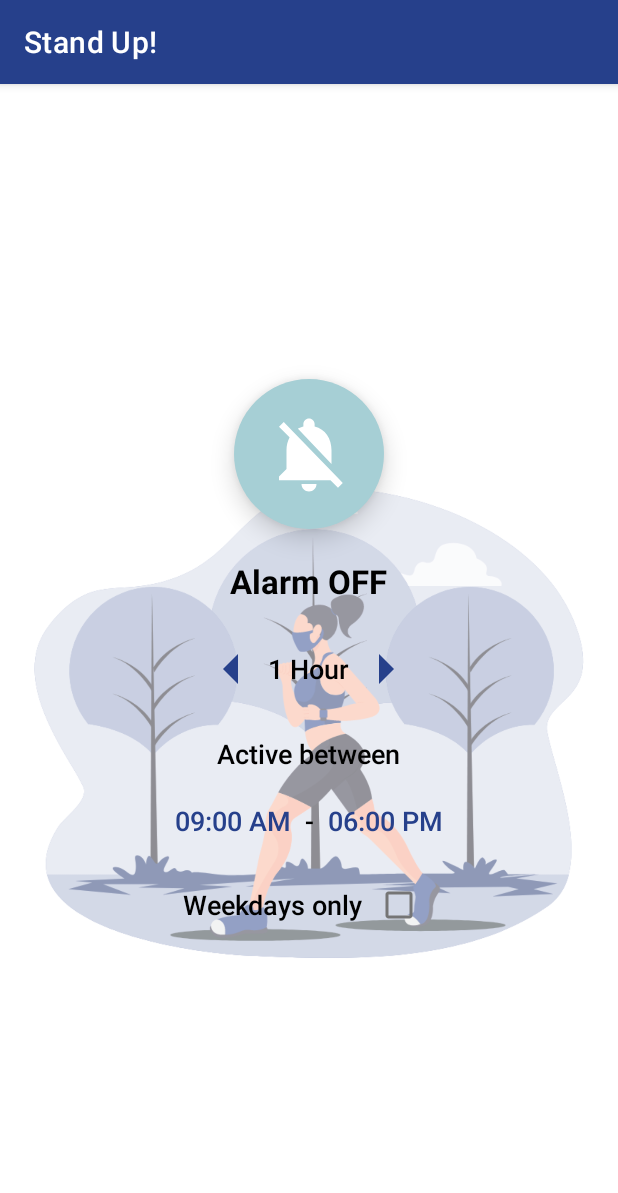
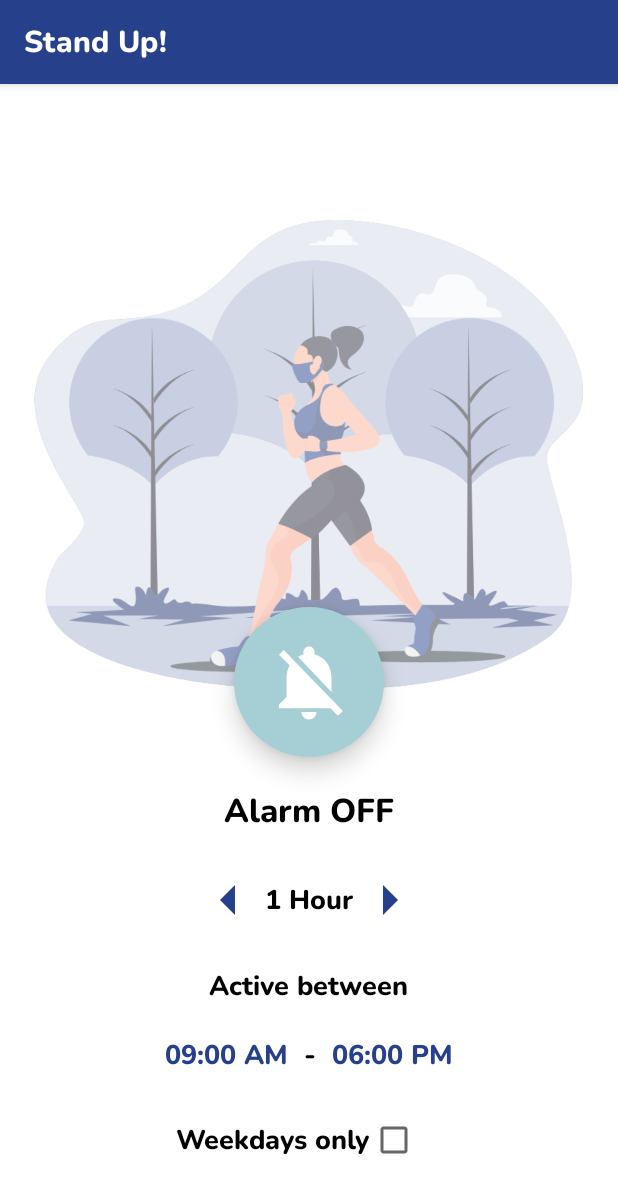
Before and after one commit to thpir/Stand-Up-App, an Android app: the screen it shows after launch (MainActivity), on a phone screen of 412 x 824 dp. Shown: the top 1193 px of the screen. Run offline under Robolectric (Android 15) with nearby library versions, the phone set to English and light mode, and no system bars.

Commit message:
updated to material 3, changed font and layout

```diff
--- a/app/build.gradle
+++ b/app/build.gradle
@@ -30,10 +30,10 @@ android {
 
 dependencies {
 
-    implementation 'androidx.appcompat:appcompat:1.5.1'
-    implementation 'com.google.android.material:material:1.7.0'
+    implementation 'androidx.appcompat:appcompat:1.6.1'
+    implementation 'com.google.android.material:material:1.8.0'
     implementation 'androidx.constraintlayout:constraintlayout:2.1.4'
     testImplementation 'junit:junit:4.13.2'
-    androidTestImplementation 'androidx.test.ext:junit:1.1.4'
-    androidTestImplementation 'androidx.test.espresso:espresso-core:3.5.0'
+    androidTestImplementation 'androidx.test.ext:junit:1.1.5'
+    androidTestImplementation 'androidx.test.espresso:espresso-core:3.5.1'
 }
--- a/app/src/main/res/layout/activity_main.xml
+++ b/app/src/main/res/layout/activity_main.xml
@@ -6,33 +6,40 @@
     android:gravity="center_horizontal"
     tools:context=".MainActivity">
 
-    <ImageView android:layout_width="fill_parent"
+    <androidx.appcompat.widget.AppCompatImageView
+        android:layout_width="fill_parent"
         android:layout_height="wrap_content"
-        android:scaleType="fitCenter"
+        android:scaleType="fitStart"
         android:src="@drawable/woman_running"
         android:id="@+id/imageView_background"
         android:layout_alignParentBottom="true"/>
 
-    <LinearLayout
+    <RelativeLayout
         android:layout_width="match_parent"
         android:layout_height="match_parent"
+        android:background="#80ffffff">
+
+        <androidx.appcompat.widget.LinearLayoutCompat
+            android:layout_width="match_parent"
+            android:layout_height="wrap_content"
             android:layout_margin="20dp"
+            android:paddingBottom="20dp"
             android:layout_centerHorizontal="true"
-        android:layout_centerVertical="true"
-        android:gravity="center"
-        android:background="#80ffffff"
+            android:gravity="center_horizontal"
+            android:layout_alignParentBottom="true"
             android:orientation="vertical">
 
-        <ImageButton
+            <androidx.appcompat.widget.AppCompatImageButton
                 android:id="@+id/imageButtonAlarm"
                 android:layout_width="100dp"
                 android:layout_height="100dp"
+                android:layout_marginTop="20dp"
                 android:background="@drawable/round_button_blue"
                 android:src="@drawable/ic_notifications_active"
                 android:elevation="10dp"
                 android:contentDescription="@string/image_button_description" />
 
-        <TextView
+            <androidx.appcompat.widget.AppCompatTextView
                 android:id="@+id/textViewAlarm"
                 android:layout_width="wrap_content"
                 android:layout_height="wrap_content"
@@ -42,98 +49,106 @@
                 android:textStyle="bold"
                 android:textColor="@color/black"/>
 
-        <LinearLayout
+            <androidx.appcompat.widget.LinearLayoutCompat
                 android:layout_width="wrap_content"
                 android:layout_height="wrap_content"
                 android:layout_marginTop="20dp"
                 android:orientation="horizontal"
                 android:gravity="center_vertical">
 
-            <ImageView
+                <androidx.appcompat.widget.AppCompatImageView
                     android:id="@+id/imageViewToggleLeft"
                     android:layout_width="wrap_content"
                     android:layout_height="wrap_content"
                     android:src="@drawable/ic_arrow_left"
                     android:contentDescription="@string/toggle_button_left_text"/>
 
-            <TextView
+                <androidx.appcompat.widget.AppCompatTextView
                     android:id="@+id/textViewInterval"
                     android:layout_width="wrap_content"
                     android:layout_height="wrap_content"
                     android:text="@string/interval_15_minutes"
                     android:textColor="@color/black"
+                    android:textStyle="bold"
                     android:textAppearance="@android:style/TextAppearance.DeviceDefault.Medium"/>
 
-            <ImageView
+                <androidx.appcompat.widget.AppCompatImageView
                     android:id="@+id/imageViewToggleRight"
                     android:layout_width="wrap_content"
                     android:layout_height="wrap_content"
                     android:src="@drawable/ic_arrow_right"
                     android:contentDescription="@string/toggle_button_right_text"/>
 
-        </LinearLayout>
+            </androidx.appcompat.widget.LinearLayoutCompat>
 
-        <TextView
+            <androidx.appcompat.widget.AppCompatTextView
                 android:layout_width="wrap_content"
                 android:layout_height="wrap_content"
                 android:layout_marginTop="20dp"
                 android:text="@string/textview_active_between_text"
                 android:textColor="@color/black"
+                android:textStyle="bold"
                 android:textAppearance="@android:style/TextAppearance.DeviceDefault.Medium"/>
 
-        <LinearLayout
+            <androidx.appcompat.widget.LinearLayoutCompat
                 android:layout_width="wrap_content"
                 android:layout_height="wrap_content"
                 android:layout_marginTop="20dp"
                 android:orientation="horizontal"
                 android:gravity="center_vertical">
 
-            <TextView
+                <androidx.appcompat.widget.AppCompatTextView
                     android:id="@+id/textViewFromTime"
                     android:layout_width="wrap_content"
                     android:layout_height="wrap_content"
                     android:text="@string/start_hour"
+                    android:textStyle="bold"
                     android:textColor="@color/app_color_main"
                     android:textAppearance="@android:style/TextAppearance.DeviceDefault.Medium"/>
 
-            <TextView
+                <androidx.appcompat.widget.AppCompatTextView
                     android:layout_width="wrap_content"
                     android:layout_height="wrap_content"
                     android:text="@string/space_between_hours"
+                    android:textStyle="bold"
                     android:textColor="@color/black"
                     android:textAppearance="@android:style/TextAppearance.DeviceDefault.Medium"/>
 
-            <TextView
+                <androidx.appcompat.widget.AppCompatTextView
                     android:id="@+id/textViewUntilTime"
                     android:layout_width="wrap_content"
                     android:layout_height="wrap_content"
                     android:text="@string/stop_hour"
+                    android:textStyle="bold"
                     android:textColor="@color/app_color_main"
                     android:textAppearance="@android:style/TextAppearance.DeviceDefault.Medium"/>
 
-        </LinearLayout>
+            </androidx.appcompat.widget.LinearLayoutCompat>
 
-        <LinearLayout
+            <androidx.appcompat.widget.LinearLayoutCompat
                 android:layout_width="wrap_content"
                 android:layout_height="wrap_content"
                 android:layout_marginTop="20dp"
                 android:orientation="horizontal"
                 android:gravity="center_vertical">
 
-            <TextView
+                <androidx.appcompat.widget.AppCompatTextView
                     android:layout_width="wrap_content"
                     android:layout_height="wrap_content"
                     android:text="@string/textview_weekdays_only_text"
                     android:textColor="@color/black"
+                    android:textStyle="bold"
                     android:textAppearance="@android:style/TextAppearance.DeviceDefault.Medium"/>
 
-            <CheckBox
+                <androidx.appcompat.widget.AppCompatCheckBox
                     android:id="@+id/checkBoxWeekdays"
                     android:layout_width="wrap_content"
                     android:layout_height="wrap_content"/>
 
-        </LinearLayout>
+            </androidx.appcompat.widget.LinearLayoutCompat>
 
-    </LinearLayout>
+        </androidx.appcompat.widget.LinearLayoutCompat>
 
     </RelativeLayout>
+
+</RelativeLayout>
--- a/app/src/main/res/values-night/themes.xml
+++ /dev/null
@@ -1,16 +0,0 @@
-<resources xmlns:tools="http://schemas.android.com/tools">
-    <!-- Base application theme. -->
-    <style name="Theme.StandUp" parent="Theme.MaterialComponents.DayNight.DarkActionBar">
-        <!-- Primary brand color. -->
-        <item name="colorPrimary">@color/purple_200</item>
-        <item name="colorPrimaryVariant">@color/purple_700</item>
-        <item name="colorOnPrimary">@color/black</item>
-        <!-- Secondary brand color. -->
-        <item name="colorSecondary">@color/app_color_main</item>
-        <item name="colorSecondaryVariant">@color/teal_200</item>
-        <item name="colorOnSecondary">@color/black</item>
-        <!-- Status bar color. -->
-        <item name="android:statusBarColor">@color/black</item>
-        <!-- Customize your theme here. -->
-    </style>
-</resources>
--- a/app/src/main/res/values/themes.xml
+++ b/app/src/main/res/values/themes.xml
@@ -12,5 +12,6 @@
         <!-- Status bar color. -->
         <item name="android:statusBarColor">@color/app_color_main</item>
         <!-- Customize your theme here. -->
+        <item name="android:fontFamily">@font/nunito_extrabold</item>
     </style>
 </resources>
```
Also changed, not shown: app/src/main/res/font/nunito_extrabold.ttf (added), app/src/main/res/font/nunito_medium.ttf (added). Lines whose indentation alone changed are shown as unchanged.
